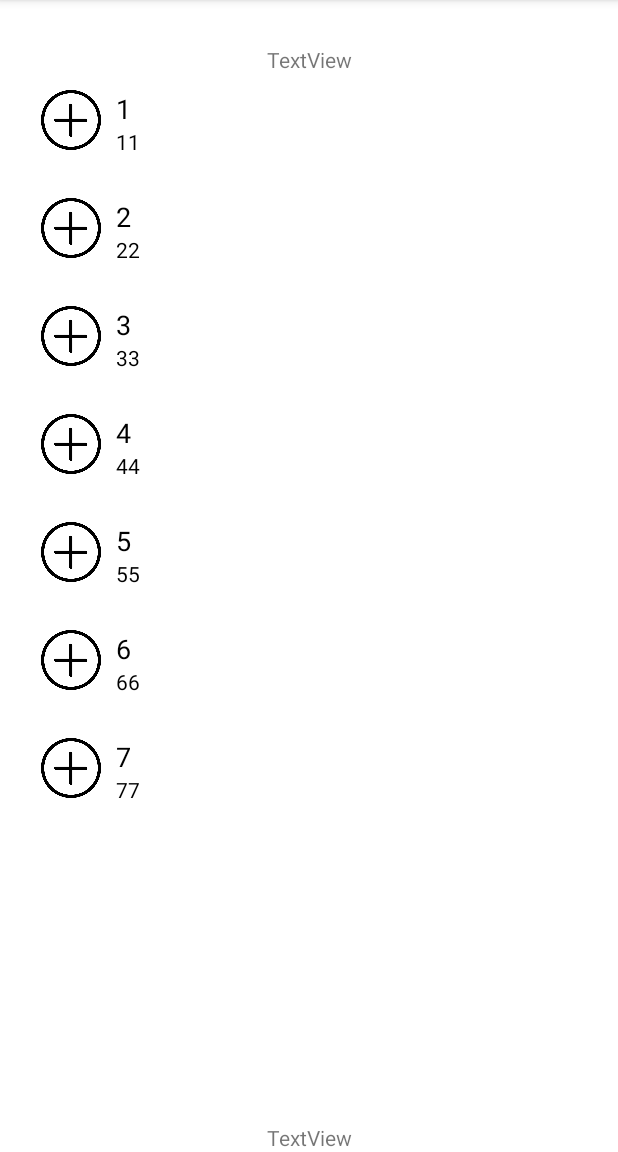
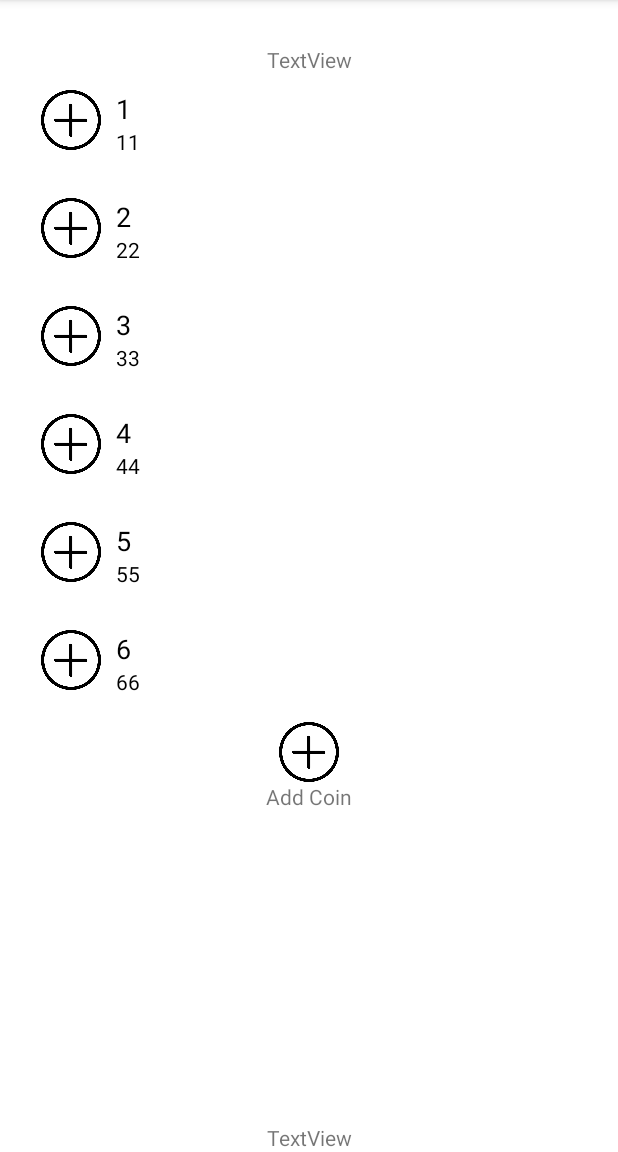
Before and after one commit to SamixDev/Android-Crypto-Price-Widget-V2, an Android app: the screen it shows after launch (MainActivity), on a phone screen of 412 x 824 dp, the part 84-1236 px from its top. Run offline under Robolectric (Android 15) with nearby library versions, the phone set to English and light mode, and no system bars.

Commit message:
template add coin to main view

```diff
--- a/app/build.gradle
+++ b/app/build.gradle
@@ -39,4 +39,5 @@ dependencies {
     implementation 'com.squareup.retrofit2:retrofit:2.9.0'
     implementation 'com.squareup.okhttp3:logging-interceptor:3.9.1'
     implementation 'com.squareup.retrofit2:converter-gson:2.9.0'
+    implementation "androidx.recyclerview:recyclerview:1.2.0-alpha04"
 }
--- a/app/src/main/java/com/godsamix/cryptopricewidgetv2/Helpers/SimpleRVAdapter.java
+++ b/app/src/main/java/com/godsamix/cryptopricewidgetv2/Helpers/SimpleRVAdapter.java
@@ -29,7 +29,7 @@ public class SimpleRVAdapter extends RecyclerView.Adapter<SimpleRVAdapter.ViewHo
         public TextView textView;
         public TextView textView2;
         public ImageView imgview;
-        public ViewHolder(View itemView) {
+        public ViewHolder(View itemView ) {
             super(itemView);
             textView = itemView.findViewById(R.id.code);
             textView2 = itemView.findViewById(R.id.name);
@@ -41,7 +41,7 @@ public class SimpleRVAdapter extends RecyclerView.Adapter<SimpleRVAdapter.ViewHo
     public void onBindViewHolder(ViewHolder holder, int position) {
         holder.textView.setText(dataSource[position]);
         holder.textView2.setText(nameSource[position]);
-        holder.imgview.setImageResource(R.drawable.additem);;
+        holder.imgview.setImageResource(R.drawable.additem);
     }
 
     @Override
--- a/app/src/main/java/com/godsamix/cryptopricewidgetv2/MainActivity.java
+++ b/app/src/main/java/com/godsamix/cryptopricewidgetv2/MainActivity.java
@@ -19,7 +19,7 @@ public class MainActivity extends AppCompatActivity {
 
         recyclerView = findViewById(R.id.recyclerview);
         recyclerView.setLayoutManager(new LinearLayoutManager(this));
-        recyclerView.setAdapter(new SimpleRVAdapter(new String[] {"1", "2", "3", "4", "5", "6", "7"},new String[] {"11", "22", "33", "44", "55", "66", "77"}));
-
+        recyclerView.setAdapter(new SimpleRVAdapter(new String[] {"1", "2", "3", "4", "5", "6"},new String[] {"11", "22", "33", "44", "55", "66"}));
+        int offsetPx = 10;
     }
 }
--- a/app/src/main/res/layout/activity_main.xml
+++ b/app/src/main/res/layout/activity_main.xml
@@ -22,7 +22,7 @@
         android:layout_height="0dp"
         android:layout_marginLeft="10dp"
         android:layout_marginRight="10dp"
-        app:layout_constraintBottom_toTopOf="@+id/textView2"
+
         app:layout_constraintEnd_toEndOf="parent"
         app:layout_constraintStart_toStartOf="parent"
         app:layout_constraintTop_toBottomOf="@+id/textView" />
@@ -36,5 +36,55 @@
         app:layout_constraintEnd_toEndOf="parent"
         app:layout_constraintStart_toStartOf="parent" />
 
+    <LinearLayout
+        android:layout_width="wrap_content"
+        android:layout_height="wrap_content"
+        android:orientation="vertical"
+        app:layout_constraintEnd_toEndOf="parent"
+        app:layout_constraintStart_toStartOf="parent"
+        app:layout_constraintTop_toBottomOf="@+id/recyclerview">
+        <ImageView
+            android:id="@+id/imageView"
+            android:layout_width="40dp"
+            android:layout_height="40dp"
+            android:src="@drawable/additem"
+            android:layout_gravity="center"/>
+        <TextView
+            android:id="@+id/textView3"
+            android:layout_width="wrap_content"
+            android:layout_height="wrap_content"
+            android:text="Add Coin"
+            android:layout_gravity="center"
+/>
+
+
+    </LinearLayout>
+
+    <!--    <LinearLayout-->
+<!--        android:layout_width="wrap_content"-->
+<!--        android:layout_height="wrap_content"-->
+<!--        android:layout_gravity="center"-->
+<!--        android:background="@drawable/ronaldo"-->
+<!--        android:orientation="horizontal">-->
+
+<!--        <Button-->
+<!--            android:id="@+id/button"-->
+<!--            android:layout_width="wrap_content"-->
+<!--            android:layout_height="80dp"-->
+<!--            android:layout_marginEnd="10dp"-->
+<!--            android:layout_marginRight="10dp"-->
+<!--            android:background="@null"-->
+<!--            android:text="Play Game"-->
+<!--            android:textColor="#ff0000"-->
+<!--            android:textStyle="italic" />-->
+
+<!--        <ImageView-->
+<!--            android:id="@+id/imageView"-->
+<!--            android:layout_width="wrap_content"-->
+<!--            android:layout_height="80dp"-->
+<!--            android:src="@drawable/messi" />-->
+
+<!--    </LinearLayout>-->
+
 
 </androidx.constraintlayout.widget.ConstraintLayout>
```
